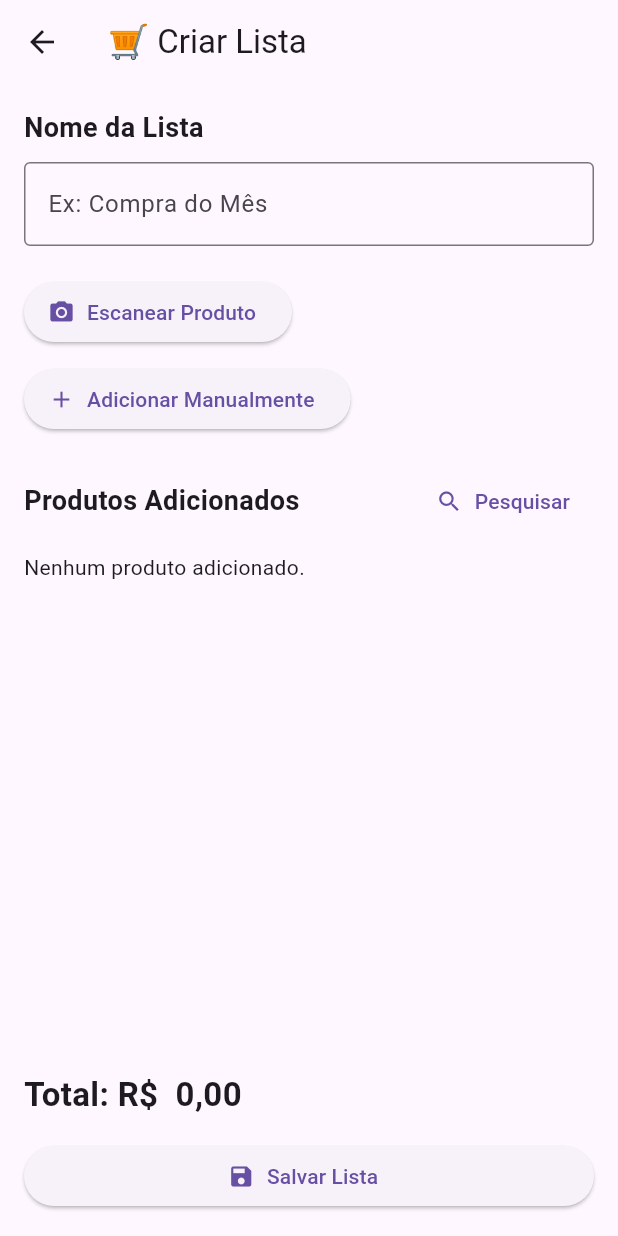
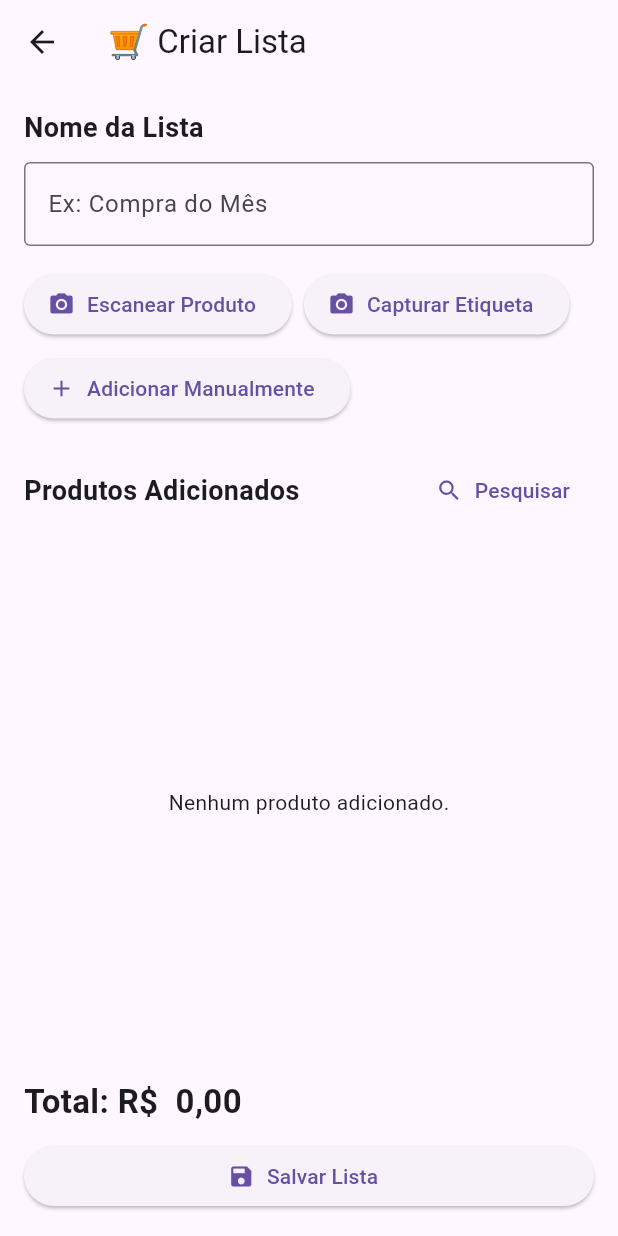
Before and after one commit to dantecbrasil-arch/smartcompre, a Flutter app: the ProdutosScreen screen opened directly, on a phone screen of 412 x 824 dp. Run offline on Flutter 3.47's test engine with Material 3 defaults, Android fonts, the phone set to English and light mode, and no system bars; our stand-ins replace image_picker, shared_preferences; missing offline and left inert: google_mlkit_text_recognition, mobile_scanner; accounts and stored records are empty.

Commit message:
Checkpoint OCR funcional via galeria

```diff
--- a/lib/screens/produtos_screen.dart
+++ b/lib/screens/produtos_screen.dart
@@ -2,6 +2,7 @@ import 'package:flutter/material.dart';
 import 'package:intl/intl.dart';
 import '../data/listas_repository.dart';
 import 'scanner_screen.dart';
+import 'package:smartcompre/screens/captura_etiqueta_screen.dart';
 
 class ProdutosScreen extends StatefulWidget {
   const ProdutosScreen({super.key});
@@ -353,11 +354,11 @@ final produtosFiltrados =
       appBar: AppBar(
         title: const Text('🛒 Criar Lista'),
       ),
-      body: Padding(
+      body: SafeArea(
+  child: Padding(
     padding: const EdgeInsets.all(16),
     child: Column(
-          crossAxisAlignment:
-              CrossAxisAlignment.start,
+      crossAxisAlignment: CrossAxisAlignment.start,
       children: [
         const Text(
           'Nome da Lista',
@@ -377,16 +378,19 @@ final produtosFiltrados =
           ),
         ),
 
-            const SizedBox(height: 20),
+        const SizedBox(height: 15),
 
+        Wrap(
+          spacing: 8,
+          runSpacing: 8,
+          children: [
             ElevatedButton.icon(
               onPressed: () async {
-    final codigo =
-        await Navigator.push(
+                final codigo = await Navigator.push(
                   context,
                   MaterialPageRoute(
                     builder: (context) =>
-            const ScannerScreen(),
+                        const ScannerPage(),
                   ),
                 );
 
@@ -407,7 +411,21 @@ final produtosFiltrados =
               ),
             ),
 
-            const SizedBox(height: 10),
+            ElevatedButton.icon(
+              onPressed: () {
+                Navigator.push(
+                  context,
+                  MaterialPageRoute(
+                    builder: (context) =>
+                        CapturaEtiquetaScreen(),
+                  ),
+                );
+              },
+              icon: const Icon(Icons.photo_camera),
+              label: const Text(
+                'Capturar Etiqueta',
+              ),
+            ),
 
             ElevatedButton.icon(
               onPressed: adicionarProduto,
@@ -416,19 +434,22 @@ final produtosFiltrados =
                 'Adicionar Manualmente',
               ),
             ),
+          ],
+        ),
 
         const SizedBox(height: 20),
 
         Row(
           children: [
-    const Text(
+            const Expanded(
+              child: Text(
                 'Produtos Adicionados',
                 style: TextStyle(
                   fontSize: 18,
                   fontWeight: FontWeight.bold,
                 ),
               ),
-    const Spacer(),
+            ),
 
             if (filtroBusca.isNotEmpty)
               TextButton.icon(
@@ -437,10 +458,7 @@ if (filtroBusca.isNotEmpty)
                     filtroBusca = '';
                   });
                 },
-    icon: const Icon(
-      Icons.arrow_back,
-      size: 18,
-    ),
+                icon: const Icon(Icons.arrow_back),
                 label: const Text('Voltar'),
               ),
 
@@ -455,8 +473,10 @@ TextButton.icon(
                       ),
                       content: TextField(
                         autofocus: true,
-            decoration: const InputDecoration(
-              hintText: 'Digite o nome...',
+                        decoration:
+                            const InputDecoration(
+                          hintText:
+                              'Digite o nome...',
                         ),
                         onChanged: (value) {
                           setState(() {
@@ -470,22 +490,16 @@ TextButton.icon(
                           onPressed: () {
                             Navigator.pop(context);
                           },
-              child: const Text(
-                'Concluir',
-              ),
+                          child:
+                              const Text('Concluir'),
                         ),
                       ],
                     );
                   },
                 );
               },
-  icon: const Icon(
-    Icons.search,
-    size: 18,
-  ),
-  label: const Text(
-    'Pesquisar',
-  ),
+              icon: const Icon(Icons.search),
+              label: const Text('Pesquisar'),
             ),
           ],
         ),
@@ -493,44 +507,38 @@ TextButton.icon(
         const SizedBox(height: 10),
 
         Expanded(
-              child: produtos.isEmpty
-                  ? const Text(
+          child: produtosFiltrados.isEmpty
+              ? const Center(
+                  child: Text(
                     'Nenhum produto adicionado.',
+                  ),
                 )
               : ListView.builder(
-                      itemCount: produtosFiltrados.length,
+                  itemCount:
+                      produtosFiltrados.length,
                   itemBuilder:
                       (context, index) {
-                        final produto = produtosFiltrados[index];
+                    final produto =
+                        produtosFiltrados[index];
 
                     return Card(
                       child: ListTile(
                         leading: const Icon(
                           Icons.shopping_cart,
                         ),
-
                         title: Text(
                           '${produto['nome']} | '
                           '🏷️ ${produto['categoria']} | '
                           '${produto['quantidade']} x '
                           '${formatoMoeda.format(produto['preco'])}',
                         ),
-
+                        subtitle: Text(
+                          'Subtotal: ${formatoMoeda.format(produto['subtotal'])}',
+                        ),
                         trailing: Row(
                           mainAxisSize:
                               MainAxisSize.min,
                           children: [
-                                Text(
-                                  formatoMoeda.format(
-                                    produto['subtotal'],
-                                  ),
-                                  style:
-                                      const TextStyle(
-                                    fontWeight:
-                                        FontWeight.bold,
-                                  ),
-                                ),
-
                             IconButton(
                               onPressed: () {
                                 editarProduto(
@@ -539,11 +547,9 @@ TextButton.icon(
                               },
                               icon: const Icon(
                                 Icons.edit,
-                                    color:
-                                        Colors.blue,
+                                color: Colors.blue,
                               ),
                             ),
-
                             IconButton(
                               onPressed: () {
                                 excluirProduto(
@@ -563,6 +569,8 @@ TextButton.icon(
                 ),
         ),
 
+        const SizedBox(height: 10),
+
         Text(
           'Total: ${formatoMoeda.format(total)}',
           style: const TextStyle(
@@ -571,7 +579,7 @@ TextButton.icon(
           ),
         ),
 
-            const SizedBox(height: 15),
+        const SizedBox(height: 10),
 
         SizedBox(
           width: double.infinity,
@@ -586,6 +594,7 @@ TextButton.icon(
       ],
     ),
   ),
+),
 );
 }
 }
--- a/pubspec.yaml
+++ b/pubspec.yaml
@@ -36,6 +36,7 @@ dependencies:
   shared_preferences: ^2.5.3
   mobile_scanner: ^7.1.1
   image_picker: ^1.1.2
+  google_mlkit_text_recognition: ^0.16.0
 
 dev_dependencies:
   flutter_test:
```
Also changed, not shown: lib/main.dart (+12 -0 lines), lib/screens/captura_etiqueta_screen.dart (added, +157 -0 lines), lib/screens/scanner_screen.dart (+13 -2 lines), lib/services/ocr_service.dart (added, +45 -0 lines), pubspec.lock, 5 other files. Lines whose indentation alone changed are shown as unchanged.
